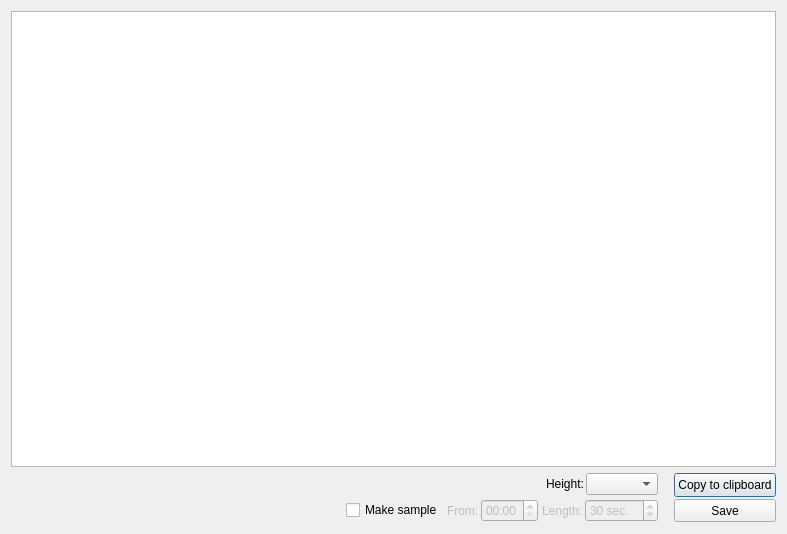
This is vidfilter_scripter/res/make_dialog.ui in Zen-Master-SoSo/vidfilter_scripter as Qt 5 draws it before an edit. The edited form follows.
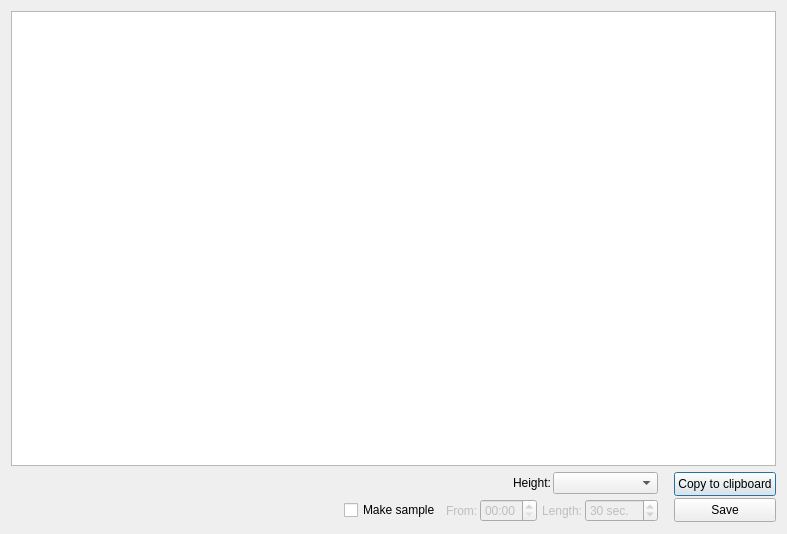
This is the edited form. Icons and pictures are not drawn.

What changed in the file:
```diff
--- a/vidfilter_scripter/res/make_dialog.ui
+++ b/vidfilter_scripter/res/make_dialog.ui
@@ -38,7 +38,7 @@
      <item>
       <layout class="QVBoxLayout" name="verticalLayout_2">
        <property name="spacing">
-        <number>4</number>
+        <number>5</number>
        </property>
        <item>
         <layout class="QHBoxLayout" name="horizontalLayout_3">
@@ -66,7 +66,14 @@
           </widget>
          </item>
          <item>
-          <widget class="QComboBox" name="cmb_height"/>
+          <widget class="QComboBox" name="cmb_height">
+           <property name="minimumSize">
+            <size>
+             <width>105</width>
+             <height>0</height>
+            </size>
+           </property>
+          </widget>
          </item>
         </layout>
        </item>
```
Left out of the diff: 2 changed lines with no effect on the pictures.
